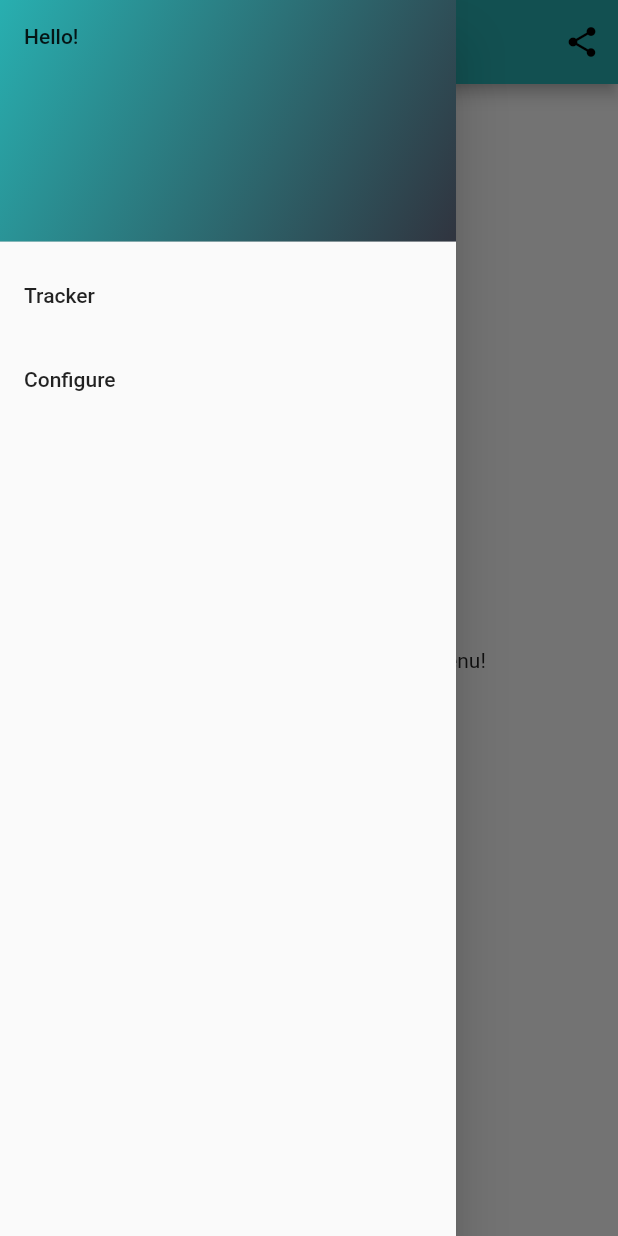
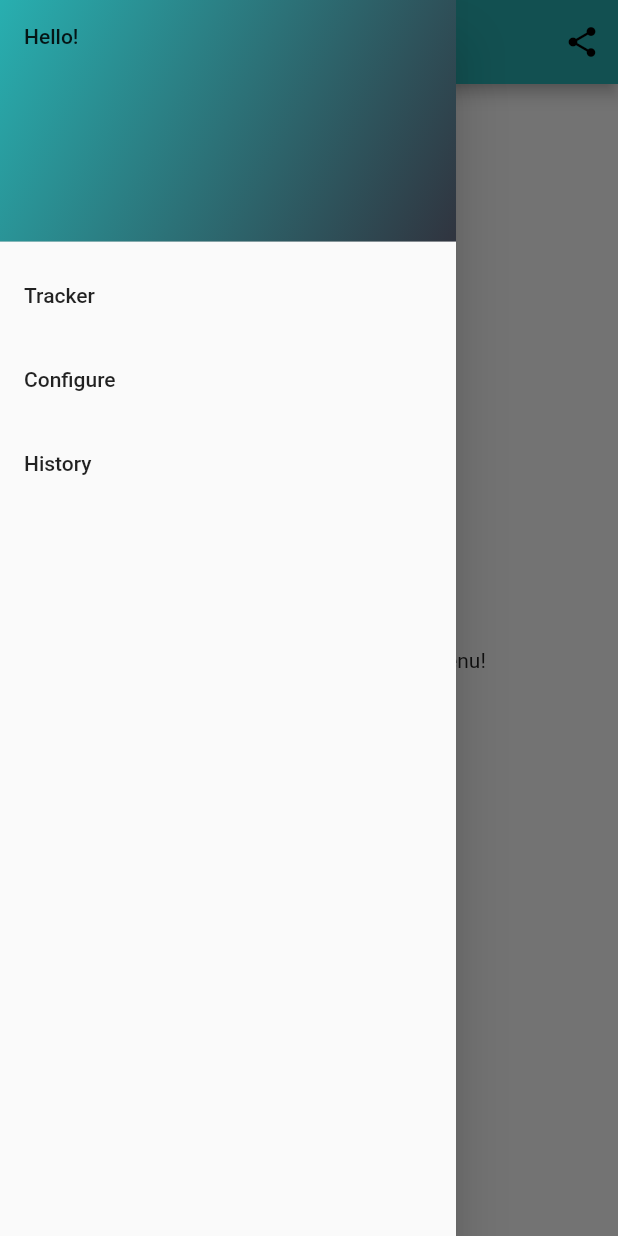
Before and after one commit to hertelukas/stattrack, a Flutter app: the screen it shows after launch, with the side drawer open, on a phone screen of 412 x 824 dp. Run offline on Flutter 3.47's test engine with Material 2 defaults, Android fonts, the phone set to English and light mode, and no system bars; our stand-ins replace share_plus.

Commit message:
Added a history view

```diff
--- a/lib/main.dart
+++ b/lib/main.dart
@@ -2,6 +2,7 @@ import 'package:flutter/material.dart';
 import 'package:stattrack/configuration.dart';
 import 'package:stattrack/configurationUI.dart';
 import 'package:stattrack/trackerUI.dart';
+import 'package:stattrack/historyUI.dart';
 import 'package:stattrack/data.dart';
 import 'package:share_plus/share_plus.dart';
 
@@ -29,12 +30,19 @@ class MyApp extends StatefulWidget {
 
 class _MyAppState extends State<MyApp> {
   bool _isShowingConfig = false;
+  bool _isShowingHistory = false;
 
   Configuration _config = new Configuration.empty();
 
   void _showConfig(bool show) {
     setState(() {
       _isShowingConfig = show;
+    });
+  }
+
+  void _showHistory(bool show) {
+    setState(() {
+      _isShowingHistory = show;
     });
   }
 
@@ -65,7 +73,11 @@ class _MyAppState extends State<MyApp> {
         home: Builder(
           builder: (context) => Scaffold(
             appBar: AppBar(
-              title: _isShowingConfig ? Text('Configuration') : Text('Track'),
+              title: _isShowingConfig
+                  ? Text('Configuration')
+                  : _isShowingHistory
+                      ? Text('History')
+                      : Text('Track'),
               actions: <Widget>[
                 IconButton(
                   icon: Icon(Icons.share),
@@ -94,22 +106,33 @@ class _MyAppState extends State<MyApp> {
                     title: const Text('Tracker'),
                     onTap: () {
                       _showConfig(false);
+                      _showHistory(false);
                       Navigator.pop(context);
                     },
                   ),
                   ListTile(
                     title: const Text('Configure'),
                     onTap: () {
+                      _showHistory(false);
                       _showConfig(true);
                       Navigator.pop(context);
                     },
-                  )
+                  ),
+                  ListTile(
+                      title: const Text('History'),
+                      onTap: () {
+                        _showConfig(false);
+                        _showHistory(true);
+                        Navigator.pop(context);
+                      })
                 ],
               ),
             ),
             body: _isShowingConfig
                 ? ConfigurationUI(_config)
-                : TrackerUI(_config),
+                : _isShowingHistory
+                    ? HistoryUI()
+                    : TrackerUI(_config),
           ),
         ));
   }
--- a/pubspec.yaml
+++ b/pubspec.yaml
@@ -30,6 +30,7 @@ dependencies:
   # Use with the CupertinoIcons class for iOS style icons.
   cupertino_icons: ^1.0.2
   share_plus: ^2.1.4
+  intl: ^0.17.0
 
 dev_dependencies:
   flutter_test:
```
Also changed, not shown: lib/historyUI.dart (added, +53 -0 lines), pubspec.lock.
